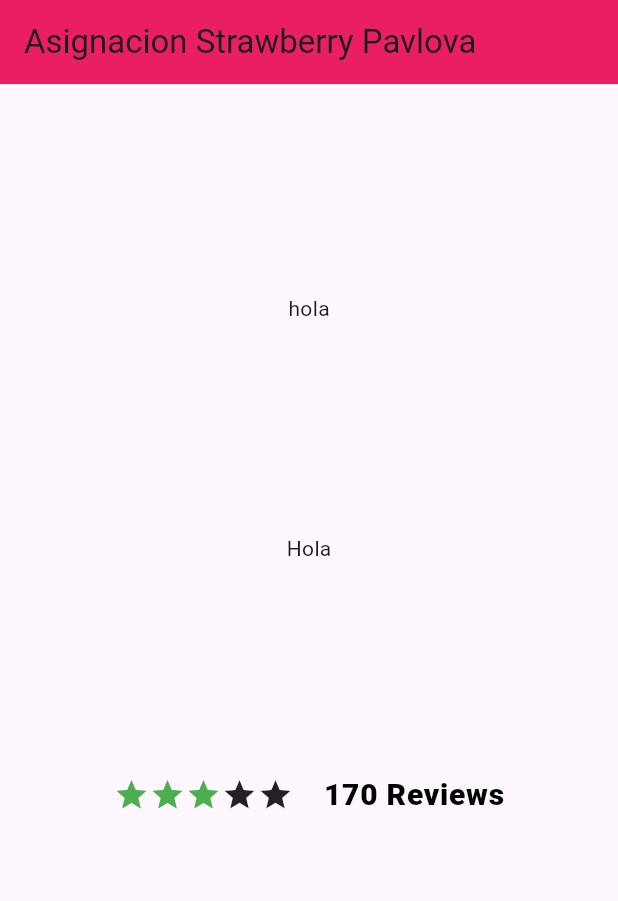
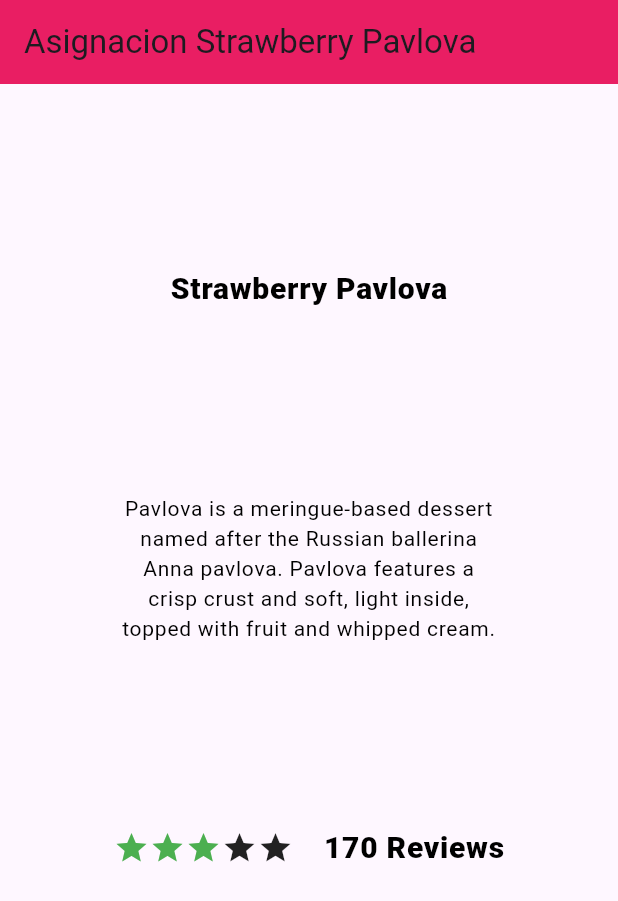
Before and after one commit to RandaeGS/strawberry_pavlova_flutter, a Flutter app: the screen it shows after launch, on a phone screen of 412 x 824 dp. Shown: the top 901 px of the screen. Run offline on Flutter 3.47's test engine with Material 3 defaults, Android fonts, the phone set to English and light mode, and no system bars.

Commit message:
Agregar y estilizar el texto de la informacion

```diff
--- a/lib/info_column.dart
+++ b/lib/info_column.dart
@@ -29,6 +29,9 @@ final reviewInfo = Container(
 );
 
 class InfoColumn extends StatelessWidget {
+  static const String description = "Pavlova is a meringue-based dessert named after the"
+      " Russian ballerina Anna pavlova. Pavlova features a crisp crust and soft, light inside, topped"
+      " with fruit and whipped cream.";
 
   const InfoColumn({super.key});
 
@@ -37,8 +40,30 @@ class InfoColumn extends StatelessWidget {
     return Column(
       mainAxisAlignment: MainAxisAlignment.spaceEvenly,
       children: [
-        const Text("hola"),
-        const Text("Hola"),
+        const Text(
+          "Strawberry Pavlova",
+          style: TextStyle(
+            color: Colors.black,
+            fontWeight: FontWeight.w800,
+            fontFamily: 'Roboto',
+            letterSpacing: 0.5,
+            fontSize: 20,
+          ),
+        ),
+
+        const SizedBox(
+          width: 250,
+          child: Text(
+            description,
+            style: TextStyle(
+              color: Colors.black,
+              fontFamily: 'Roboto',
+              letterSpacing: 0.5,
+            ),
+            textAlign: TextAlign.center,
+          ),
+        ),
+
         Row(
           mainAxisAlignment: MainAxisAlignment.spaceEvenly,
           children: [
```
